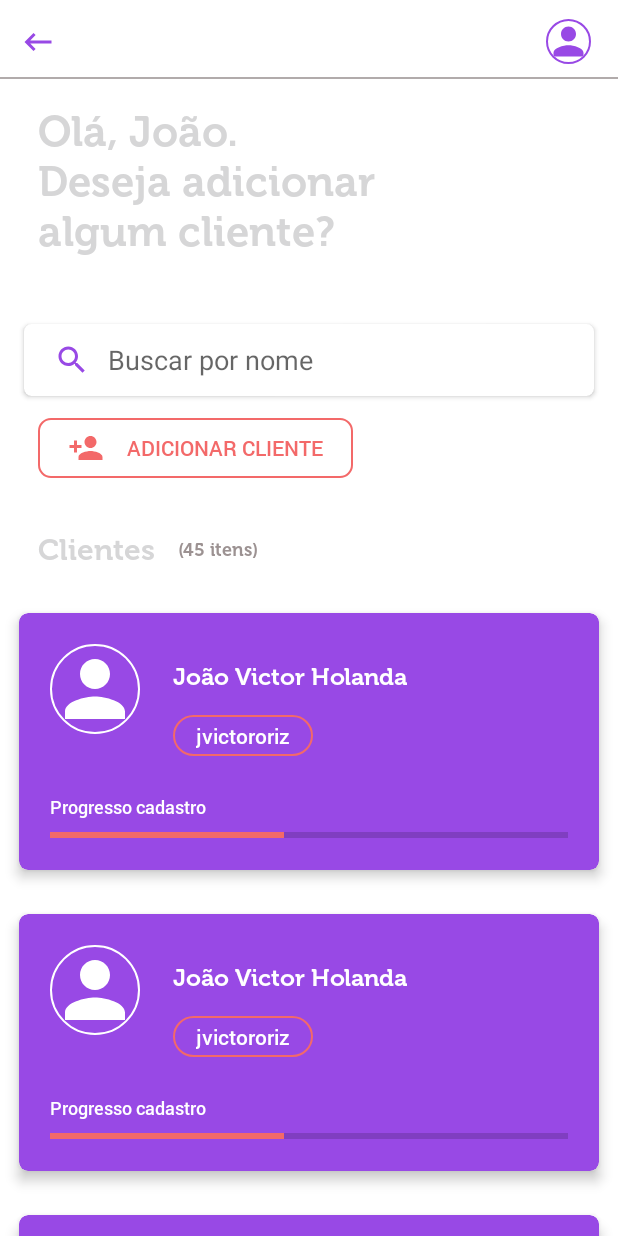
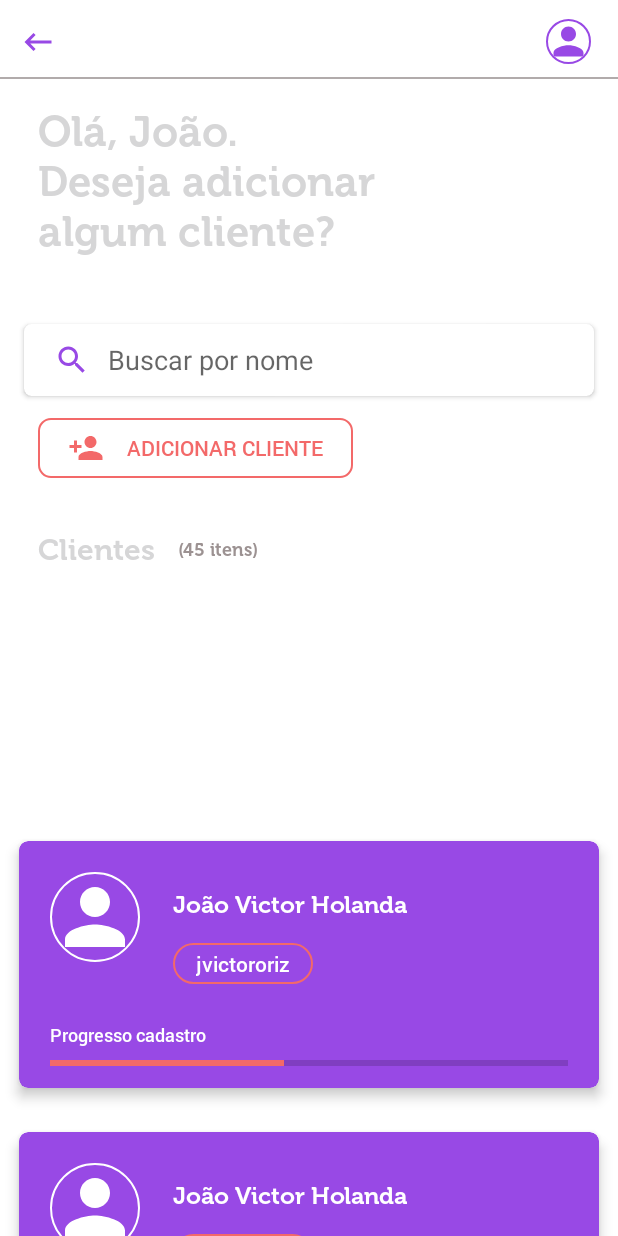
Before and after one commit to jvictororiz/FisioApp, an Android app: the layout activity_admin_home.xml on its own in the app's theme, with its tools: preview values and no code run, on a phone screen of 412 x 824 dp. Run offline under Robolectric (Android 15) with nearby library versions, the phone set to English and light mode, and no system bars.

Commit message:
corrigindo bug

```diff
--- a/app/src/main/java/br/com/fisioapp/ui/activity/AdminHomeActivity.kt
+++ b/app/src/main/java/br/com/fisioapp/ui/activity/AdminHomeActivity.kt
@@ -65,7 +65,7 @@ class AdminHomeActivity : BaseActivity() {
 
         viewModel.loadClients.observe(this, Observer {
             if (it) {
-                empty_clients.visibility = View.GONE
+                empty_clients.visibility = View.INVISIBLE
                 load_clients.visibility = View.VISIBLE
             } else {
                 load_clients.visibility = View.GONE
--- a/app/src/main/res/layout/activity_admin_home.xml
+++ b/app/src/main/res/layout/activity_admin_home.xml
@@ -117,9 +117,9 @@
                 android:layout_marginTop="15dp"
                 android:layout_marginBottom="8dp"
                 android:orientation="vertical"
-                app:layoutManager="androidx.recyclerview.widget.GridLayoutManager"
+                app:layoutManager="androidx.recyclerview.widget.LinearLayoutManager"
+                app:layout_constraintBottom_toBottomOf="parent"
                 app:layout_constraintTop_toBottomOf="@+id/label_clients"
-                app:spanCount="1"
                 tools:listitem="@layout/item_user" />
 
             <ProgressBar
@@ -140,7 +140,7 @@
                 android:layout_marginStart="25dp"
                 android:layout_marginTop="30dp"
                 android:orientation="vertical"
-                android:visibility="gone"
+                android:visibility="invisible"
                 app:layout_constraintStart_toStartOf="parent"
                 app:layout_constraintTop_toBottomOf="@+id/rv_clients">
 
--- a/app/src/main/res/layout/item_user.xml
+++ b/app/src/main/res/layout/item_user.xml
@@ -4,7 +4,7 @@
     xmlns:tools="http://schemas.android.com/tools"
     android:id="@+id/cv_body"
     android:layout_width="match_parent"
-    android:layout_height="190dp"
+    android:layout_height="wrap_content"
     android:layout_margin="5dp"
     app:cardBackgroundColor="@color/colorPrimary"
     app:cardCornerRadius="6dp"
```
